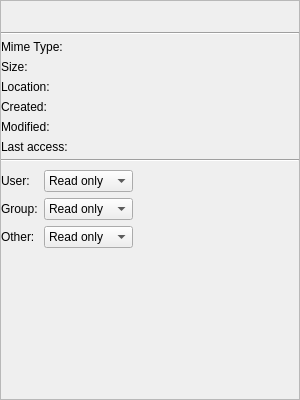
Above: src/plugins/filemanagerplugin/fileinfodialog.ui from ABBAPOH/andromeda before the change. Below: the same form after it.
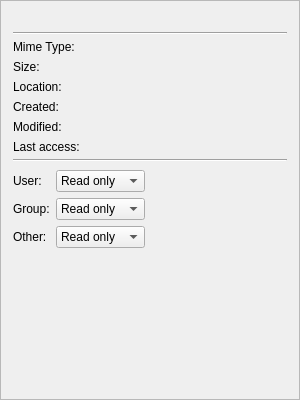
That is the form after the change.

Commit message: Added minimum size for FileInfo dialog

What changed in the file:
```diff
--- a/src/plugins/filemanagerplugin/fileinfodialog.ui
+++ b/src/plugins/filemanagerplugin/fileinfodialog.ui
@@ -10,6 +10,12 @@
     <height>400</height>
    </rect>
   </property>
+  <property name="minimumSize">
+   <size>
+    <width>240</width>
+    <height>320</height>
+   </size>
+  </property>
   <property name="windowTitle">
    <string>Form</string>
   </property>
@@ -35,25 +41,16 @@
        <property name="spacing">
         <number>5</number>
        </property>
-       <property name="leftMargin">
-        <number>0</number>
-       </property>
-       <property name="topMargin">
-        <number>12</number>
-       </property>
-       <property name="rightMargin">
-        <number>0</number>
-       </property>
-       <property name="bottomMargin">
+       <property name="margin">
         <number>12</number>
        </property>
        <item>
         <layout class="QHBoxLayout" name="horizontalLayout">
          <property name="leftMargin">
-          <number>12</number>
+          <number>0</number>
          </property>
          <property name="rightMargin">
-          <number>12</number>
+          <number>0</number>
          </property>
          <item>
           <widget class="QLabel" name="iconLabel">
```
